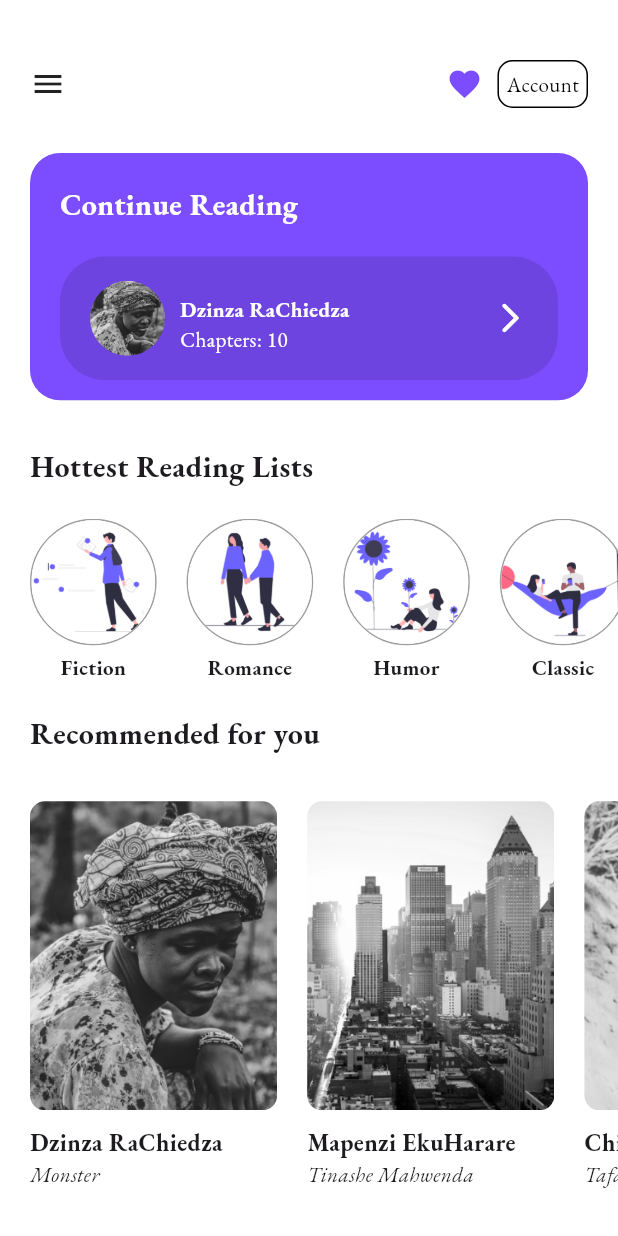
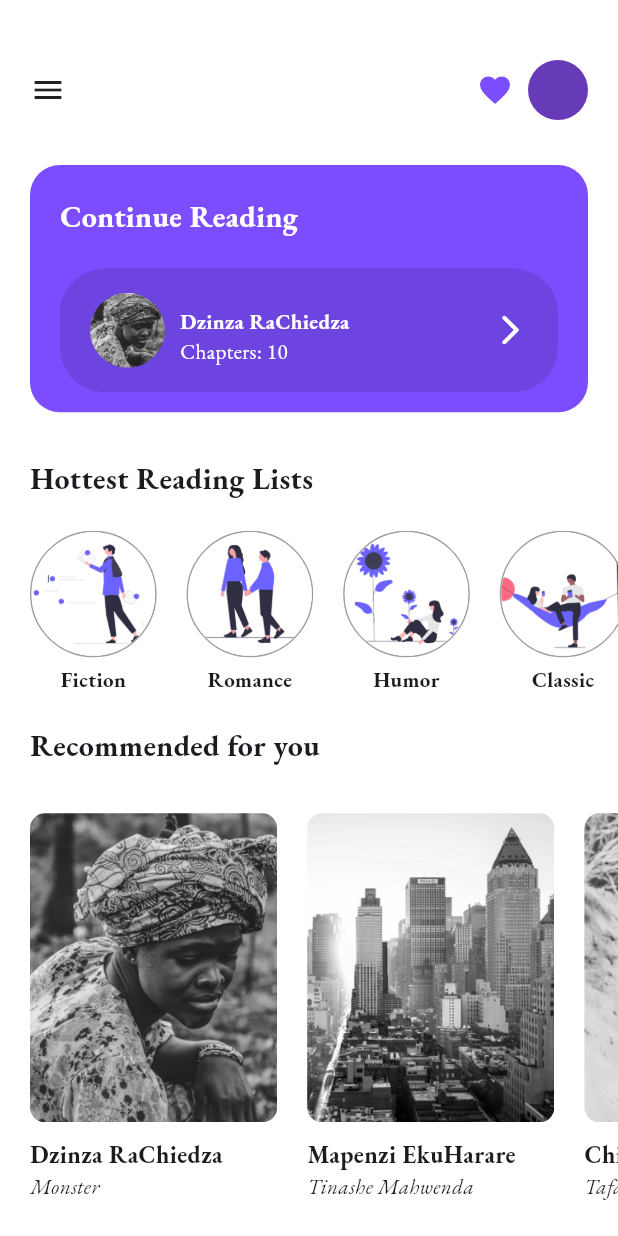
Before and after one commit to tinashemahwenda/redi-book-app, a Flutter app: the HomePage screen opened directly, on a phone screen of 412 x 824 dp. Run offline on Flutter 3.47's test engine with Material 3 defaults, Android fonts, the phone set to English and light mode, and no system bars; our stand-ins replace flutter_svg, lottie; missing offline and left inert: screen_brightness.

Commit message:
Added a circular avartar for profile

```diff
--- a/lib/components/cool_navigationbar.dart
+++ b/lib/components/cool_navigationbar.dart
@@ -1,5 +1,5 @@
 import 'package:flutter/material.dart';
-import 'package:redi/screens/leaderboard.dart';
+//import 'package:redi/screens/leaderboard.dart';
 import '../screens/favorites_page.dart';
 
 class CoolNavigationbar extends StatelessWidget {
@@ -22,22 +22,8 @@ class CoolNavigationbar extends StatelessWidget {
                 color: Colors.deepPurpleAccent,
               ),
             ),
-            GestureDetector(
-              onTap: () => Navigator.push(context,
-                  MaterialPageRoute(builder: (context) => Leaderboard())),
-              child: Container(
-                padding: EdgeInsets.all(5),
-                decoration: BoxDecoration(
-                    borderRadius: BorderRadius.circular(10),
-                    color: Colors.white,
-                    border: Border.all(width: 1, color: Colors.black)),
-                child: Text(
-                  'Account',
-                  style: TextStyle(
-                    color: Colors.black,
-                  ),
-                ),
-              ),
+            CircleAvatar(
+              backgroundColor: Colors.deepPurple,
             )
           ],
         )
```
